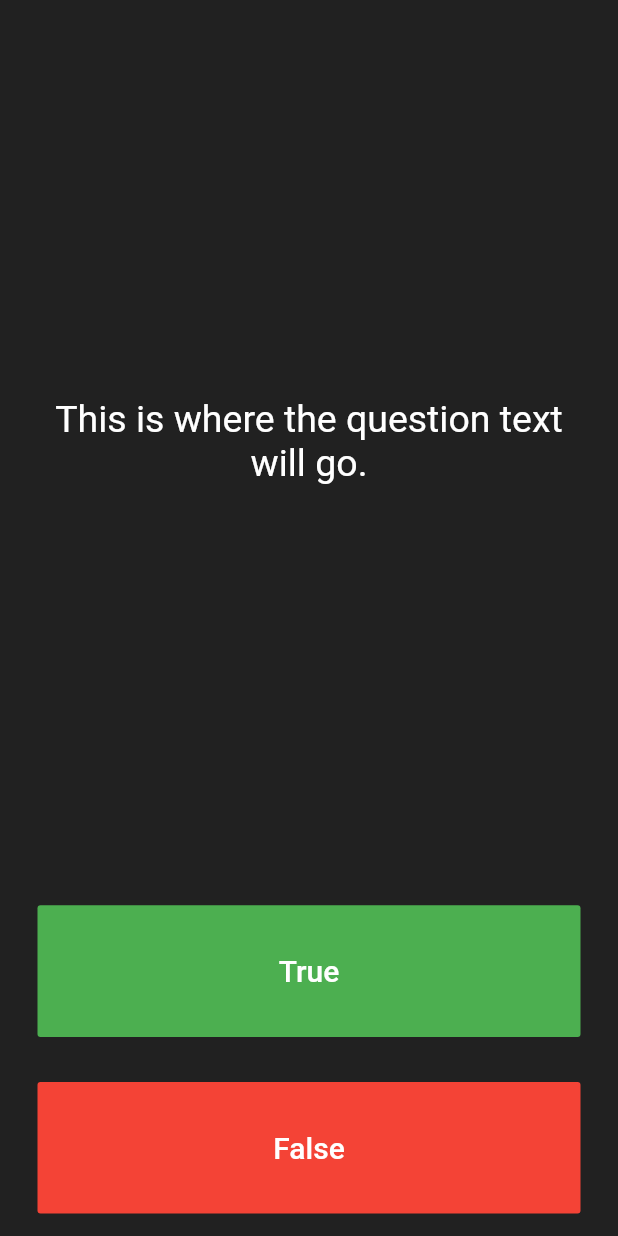
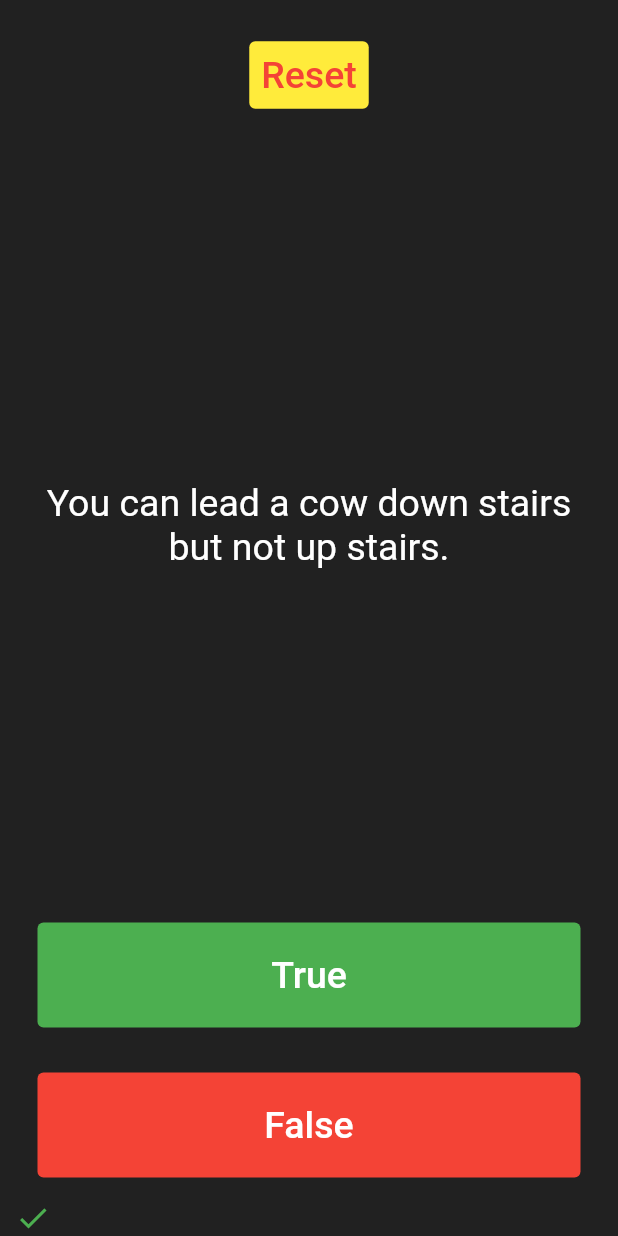
Before and after one commit to thachanpy/flutter_learning, a Flutter app: the screen it shows after launch, after a tap on "True", on a phone screen of 412 x 824 dp. Run offline on Flutter 3.47's test engine with Material 2 defaults, Android fonts, the phone set to English and light mode, and no system bars; our stand-ins replace audioplayers, rflutter_alert.

Commit message:
init quiz

```diff
--- a/quizzler-flutter/lib/main.dart
+++ b/quizzler-flutter/lib/main.dart
@@ -1,4 +1,8 @@
 import 'package:flutter/material.dart';
+import 'package:rflutter_alert/rflutter_alert.dart';
+import 'question_brain.dart';
+
+QuizBrain quizBrain = QuizBrain();
 
 void main() => runApp(Quizzler());
 
@@ -25,6 +29,75 @@
 }
 
 class _QuizPageState extends State<QuizPage> {
+
+  List<Widget> scoreKeeper = [];
+  void checkAnswer(bool userPickedAnswer) {
+    bool correctAnswer = quizBrain.getCorrectAnswer();
+
+    setState(() {
+      if (quizBrain.isFinished() == true) {
+        Alert(
+          context: context,
+          title: 'Finished!',
+          desc: 'You\'ve reached the end of the quiz.',
+        ).show();
+
+        quizBrain.reset();
+
+        scoreKeeper = [];
+      }
+
+      else {
+        if (userPickedAnswer == correctAnswer) {
+          scoreKeeper.add(Icon(
+            Icons.check,
+            color: Colors.green,
+          ));
+        } else {
+          scoreKeeper.add(Icon(
+            Icons.close,
+            color: Colors.red,
+          ));
+        }
+        quizBrain.nextQuestions();
+      }
+    });
+  }
+
+  int questionNumber = 0;
+
+  Expanded answerButton(bool answer) {
+    String text;
+    Color color;
+    if (answer) {
+      text = "True";
+      color = Colors.green;
+    } else {
+      text = "False";
+      color = Colors.red;
+    }
+    return Expanded(
+      child: Padding(
+        padding: EdgeInsets.all(15.0),
+        child: TextButton(
+          child: Text(
+            text,
+            style: TextStyle(
+              fontSize: 25.0,
+            ),
+          ),
+          style: TextButton.styleFrom(
+            primary: Colors.white,
+            backgroundColor: color,
+          ),
+          onPressed: () {
+            checkAnswer(answer);
+          },
+        ),
+      ),
+    );
+  }
+
   @override
   Widget build(BuildContext context) {
     return Column(
@@ -32,12 +105,35 @@
       crossAxisAlignment: CrossAxisAlignment.stretch,
       children: <Widget>[
         Expanded(
+            child: Container(
+              alignment: Alignment.center,
+              child: TextButton(
+                child: Text(
+                  "Reset",
+                  style: TextStyle(
+                    fontSize: 25.0,
+                  ),
+                ),
+                style: TextButton.styleFrom(
+                  primary: Colors.red,
+                  backgroundColor: Colors.yellow,
+                ),
+                onPressed: () {
+                  setState(() {
+                    quizBrain.reset();
+                    scoreKeeper = [];
+                  });
+                },
+              ),
+            )
+        ),
+        Expanded(
           flex: 5,
           child: Padding(
             padding: EdgeInsets.all(10.0),
             child: Center(
               child: Text(
-                'This is where the question text will go.',
+                quizBrain.getQuestionText(),
                 textAlign: TextAlign.center,
                 style: TextStyle(
                   fontSize: 25.0,
@@ -47,51 +143,12 @@
             ),
           ),
         ),
-        Expanded(
-          child: Padding(
-            padding: EdgeInsets.all(15.0),
-            child: FlatButton(
-              textColor: Colors.white,
-              color: Colors.green,
-              child: Text(
-                'True',
-                style: TextStyle(
-                  color: Colors.white,
-                  fontSize: 20.0,
-                ),
-              ),
-              onPressed: () {
-                //The user picked true.
-              },
-            ),
-          ),
-        ),
-        Expanded(
-          child: Padding(
-            padding: EdgeInsets.all(15.0),
-            child: FlatButton(
-              color: Colors.red,
-              child: Text(
-                'False',
-                style: TextStyle(
-                  fontSize: 20.0,
-                  color: Colors.white,
-                ),
-              ),
-              onPressed: () {
-                //The user picked false.
-              },
-            ),
-          ),
-        ),
-        //TODO: Add a Row here as your score keeper
+        answerButton(true),
+        answerButton(false),
+        Row(
+          children: scoreKeeper,
+        )
       ],
     );
   }
 }
-
-/*
-question1: 'You can lead a cow down stairs but not up stairs.', false,
-question2: 'Approximately one quarter of human bones are in the feet.', true,
-question3: 'A slug\'s blood is green.', true,
-*/
--- /dev/null
+++ b/quizzler-flutter/lib/question_brain.dart
@@ -0,0 +1,63 @@
+import 'questions.dart';
+
+class QuizBrain {
+  int _questionNumber = 0;
+
+  List<Questions> _questionBank = [
+    Questions('Some cats are actually allergic to humans', true),
+    Questions('You can lead a cow down stairs but not up stairs.', false),
+    Questions('Approximately one quarter of human bones are in the feet.', true),
+    Questions('A slug\'s blood is green.', true),
+    Questions('Buzz Aldrin\'s mother\'s maiden name was \"Moon\".', true),
+    Questions('It is illegal to pee in the Ocean in Portugal.', true),
+    Questions(
+        'No piece of square dry paper can be folded in half more than 7 times.',
+        false),
+    Questions(
+        'In London, UK, if you happen to die in the House of Parliament, you are technically entitled to a state funeral, because the building is considered too sacred a place.',
+        true),
+    Questions(
+        'The loudest sound produced by any animal is 188 decibels. That animal is the African Elephant.',
+        false),
+    Questions(
+        'The total surface area of two human lungs is approximately 70 square metres.',
+        true),
+    Questions('Google was originally called \"Backrub\".', true),
+    Questions(
+        'Chocolate affects a dog\'s heart and nervous system; a few ounces are enough to kill a small dog.',
+        true),
+    Questions(
+        'In West Virginia, USA, if you accidentally hit an animal with your car, you are free to take it home to eat.',
+        true),
+  ];
+
+  void nextQuestions() {
+    if (_questionNumber < _questionBank.length - 1) {
+      _questionNumber++;
+    }
+  }
+
+  String getQuestionText() {
+    return _questionBank[_questionNumber].question;
+  }
+
+  bool getCorrectAnswer() {
+    return _questionBank[_questionNumber].answer;
+  }
+
+
+  bool isFinished() {
+    if (_questionNumber >= _questionBank.length - 1) {
+
+      print('Now returning true');
+      return true;
+
+    } else {
+      return false;
+    }
+  }
+
+  void reset() {
+    _questionNumber = 0;
+  }
+}
--- /dev/null
+++ b/quizzler-flutter/lib/questions.dart
@@ -0,0 +1,9 @@
+class Questions {
+  String question;
+  bool answer;
+
+  Questions(String q, bool a) {
+    question = q;
+    answer = a;
+  }
+}
--- a/quizzler-flutter/pubspec.yaml
+++ b/quizzler-flutter/pubspec.yaml
@@ -19,6 +19,7 @@
   # The following adds the Cupertino Icons font to your application.
   # Use with the CupertinoIcons class for iOS style icons.
   cupertino_icons: ^0.1.2
+  rflutter_alert: ^2.0.4
 
 dev_dependencies:
   flutter_test:
```
Also changed, not shown: 1 other file.
